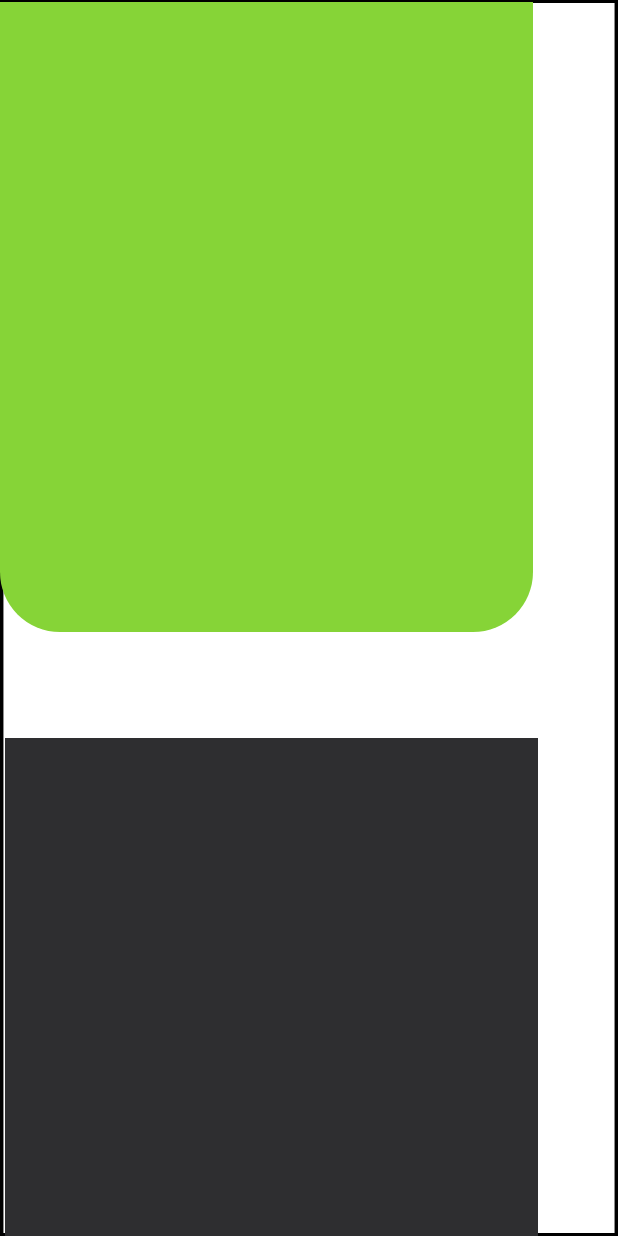
After one commit to NicoB-Code/LearnAhead, an Android app: the layout fragment_register2.xml on its own in the app's theme, with its tools: preview values and no code run, on a phone screen of 412 x 824 dp. The commit adds this screen. Run offline under Robolectric (Android 15) with nearby library versions, the phone set to English and light mode, and no system bars.

Commit message:
Refactoring Register UI

```diff
--- a/app/build.gradle
+++ b/app/build.gradle
@@ -63,6 +63,8 @@ dependencies {
 
     //Dagger Hilt
     implementation 'com.google.dagger:hilt-android:2.46'
+    implementation 'com.google.ar.sceneform:filament-android:1.17.1'
+    implementation 'com.google.firebase:firebase-database:20.2.1'
     kapt 'com.google.dagger:hilt-android-compiler:2.46'
 
     //Testing
--- /dev/null
+++ b/app/src/main/res/drawable/rectangle_black_background.xml
@@ -0,0 +1,19 @@
+<!-- drawable/black_backg.xml -->
+<vector
+    xmlns:android="http://schemas.android.com/apk/res/android"
+    xmlns:aapt="http://schemas.android.com/aapt"
+    android:width="355dp"
+    android:height="419dp"
+    android:viewportWidth="355"
+    android:viewportHeight="419"
+    >
+    <group>
+        <clip-path
+            android:pathData="M0 0H355V419H0V0Z"
+            />
+        <path
+            android:pathData="M0 0V419H355V0"
+            android:fillColor="#2E2E30"
+            />
+    </group>
+</vector>
--- /dev/null
+++ b/app/src/main/res/drawable/rectangle_green_background.xml
@@ -0,0 +1,19 @@
+<vector
+    xmlns:android="http://schemas.android.com/apk/res/android"
+    xmlns:aapt="http://schemas.android.com/aapt"
+    android:width="355dp"
+    android:height="420dp"
+    android:viewportWidth="355"
+    android:viewportHeight="420">
+
+    <group>
+        <clip-path android:pathData="M0 0H355V420H0V0Z" />
+        <!-- Green Background -->
+        <path
+            android:pathData="M0 0L355 0L355 380a40,40 0 0 1 -40,40L40 420a40,40 0 0 1 -40,-40L0 80Z"
+            android:fillColor="#86D437"/>
+
+
+    </group>
+
+</vector>
--- a/app/src/main/res/drawable/rectangle_top_green.xml
+++ /dev/null
@@ -1,19 +0,0 @@
-<shape xmlns:android="http://schemas.android.com/apk/res/android"
-    android:shape="rectangle" >
-
-    <!-- fill/color -->
-    <solid
-        android:color="#86D437"/>
-
-    <!-- Control the width and height of the shape -->
-    <size
-        android:width="355dp"
-        android:height="414dp"/>
-
-    <!-- Control the radius of each corners -->
-    <corners
-        android:topLeftRadius="0dp"
-        android:topRightRadius="0dp"
-        android:bottomLeftRadius="39dp"
-        android:bottomRightRadius="39dp"/>
-</shape>
--- /dev/null
+++ b/app/src/main/res/layout/fragment_register2.xml
@@ -0,0 +1,38 @@
+<!-- Android Large - Login -->
+<RelativeLayout xmlns:android="http://schemas.android.com/apk/res/android"
+    xmlns:app="http://schemas.android.com/apk/res-auto"
+    android:id="@+id/android_lar"
+    android:layout_width="fill_parent"
+    android:layout_height="fill_parent"
+    android:layout_gravity="center_horizontal"
+    android:background="@drawable/android_lar"
+    android:clipToOutline="true">
+
+    <!-- Green Background -->
+
+    <!-- Black Background -->
+
+    <!-- Green Background -->
+
+    <View
+        android:id="@+id/green_backg"
+        android:layout_width="355dp"
+        android:layout_height="420dp"
+        android:layout_alignParentTop="true"
+        android:layout_marginTop="1dp"
+        android:background="@drawable/rectangle_green_background" />
+
+    <View
+        android:id="@+id/black_backg"
+        android:layout_width="355dp"
+        android:layout_height="419dp"
+        android:layout_alignParentLeft="true"
+        android:layout_alignParentTop="true"
+        android:layout_alignParentEnd="true"
+        android:layout_marginLeft="3dp"
+        android:layout_marginTop="492dp"
+        android:layout_marginEnd="53dp"
+        android:background="@drawable/rectangle_black_background" />
+
+
+</RelativeLayout>
--- a/app/src/main/res/layout/login.xml
+++ b/app/src/main/res/layout/login.xml
@@ -167,6 +167,6 @@
         android:layout_alignParentTop="true"
         android:layout_marginLeft="0dp"
         android:layout_marginTop="-25dp"
-        android:background="@drawable/rectangle_top_green"
+        android:background="@drawable/rectangle_green_background"
         android:elevation="-4dp" />
 </RelativeLayout>
```
